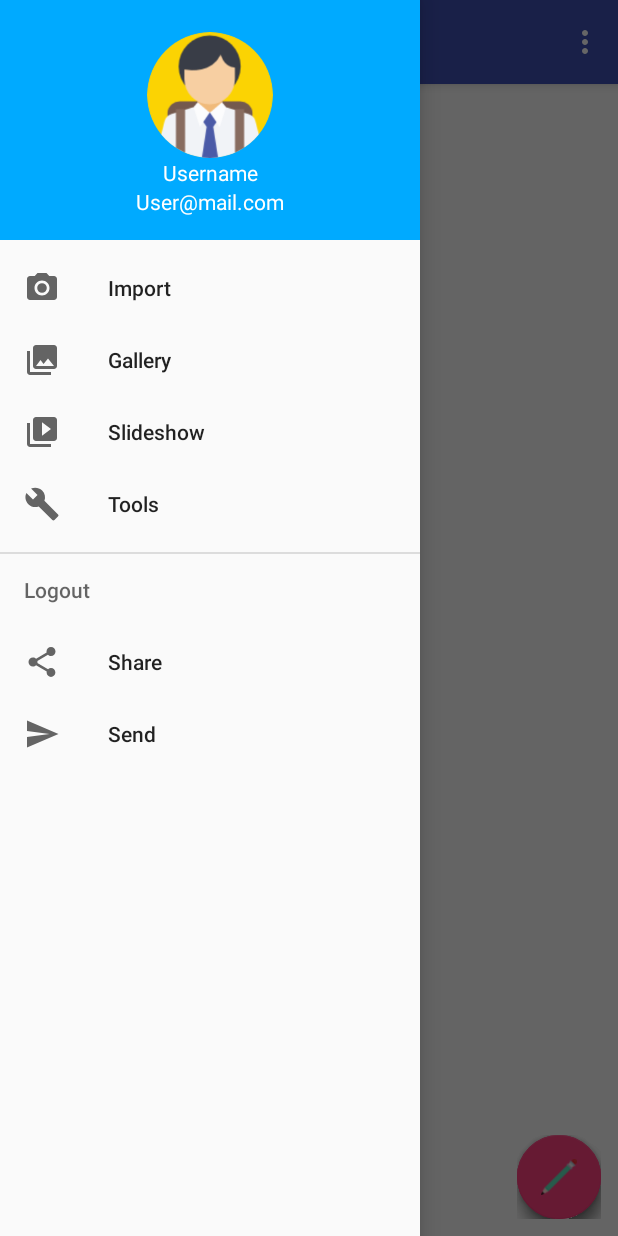
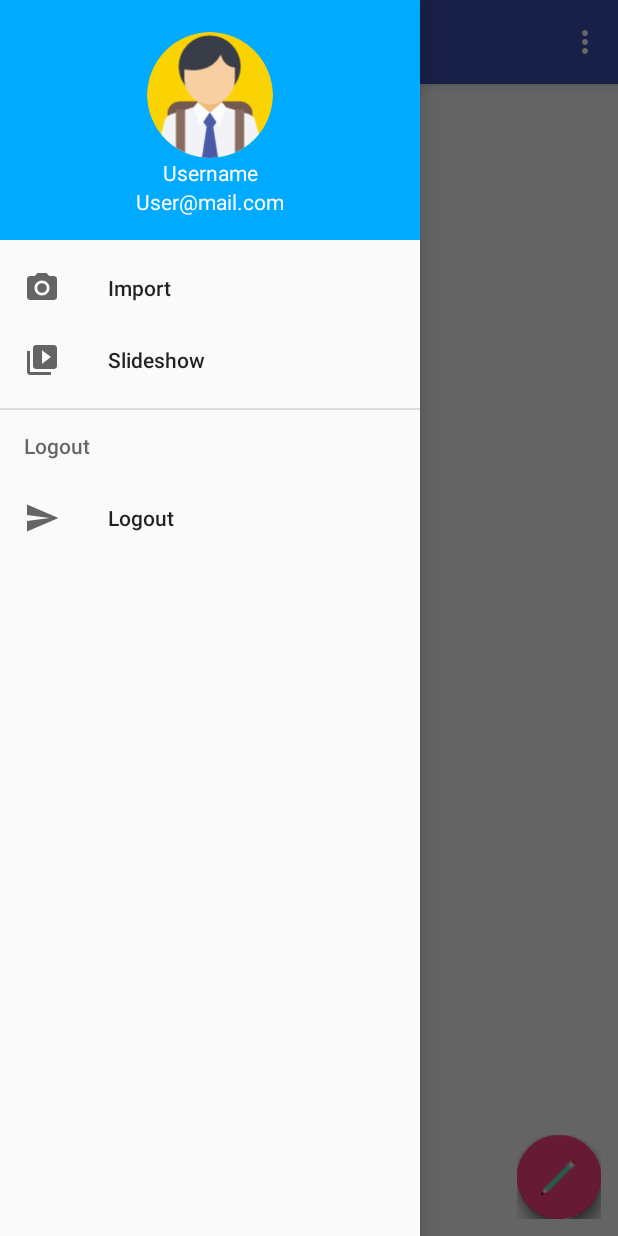
Before and after one commit to RaihanParl/HomeWork2, an Android app: the MainActivity screen opened directly, with no data from a screen before it, with the side drawer open, on a phone screen of 412 x 824 dp. Run offline under Robolectric (Android 15) with nearby library versions, the light colour scheme and no system bars; our stand-ins replace ButterKnife, CircleImageView, Volley; libraries missing offline, so code that uses them is left out: com.github.clans.fab; plain views replace FloatingActionButton, FloatingActionMenu; network calls fail; pictures from the network do not load; 3 statements that could not run were skipped.

Commit message:
hampir lengkap tinggal ui

```diff
--- a/app/src/main/java/com/bidjidevelops/hd/Helper.java
+++ b/app/src/main/java/com/bidjidevelops/hd/Helper.java
@@ -15,7 +15,7 @@ public class Helper extends BaseApp {
     /*alamat utama, silahkan disesuaikan dgn ip sobat dan nama folder sobat*/
 //    public static String BASE_URL = "http://192.168.173.161/hd/";
 //    public static String BASE_URL = "http://169.254.117.181/hd/";
-    public static String BASE_URL = "http://192.168.123.172/HD/";
+    public static String BASE_URL = "http://192.168.123.252/HD/";
     public static String BASE_IMGUS = BASE_URL+"uploads/";
 
     /*fungsi cek kesamaan text*/
--- a/app/src/main/res/layout/popimg.xml
+++ b/app/src/main/res/layout/popimg.xml
@@ -14,7 +14,6 @@
                 android:id="@+id/pvcomment"
                 android:layout_width="match_parent"
                 android:layout_gravity="fill"
-
                 android:layout_height="match_parent" />
         </FrameLayout>
 
--- a/app/src/main/res/menu/activity_main_drawer.xml
+++ b/app/src/main/res/menu/activity_main_drawer.xml
@@ -7,29 +7,18 @@
             android:icon="@drawable/ic_menu_camera"
             android:title="Import" />
         <item
-            android:id="@+id/nav_gallery"
-            android:icon="@drawable/ic_menu_gallery"
-            android:title="Gallery" />
-        <item
             android:id="@+id/nav_slideshow"
             android:icon="@drawable/ic_menu_slideshow"
             android:title="Slideshow" />
-        <item
-            android:id="@+id/nav_manage"
-            android:icon="@drawable/ic_menu_manage"
-            android:title="Tools" />
+
     </group>
 
     <item android:title="Logout">
         <menu>
             <item
-                android:id="@+id/nav_share"
-                android:icon="@drawable/ic_menu_share"
-                android:title="Share" />
-            <item
                 android:id="@+id/nav_send"
                 android:icon="@drawable/ic_menu_send"
-                android:title="Send" />
+                android:title="Logout" />
         </menu>
     </item>
 
```
Also changed, not shown: app/src/main/java/com/bidjidevelops/hd/MainActivity.java (+3 -9 lines), app/src/main/java/com/bidjidevelops/hd/Myquestion.java (+21 -4 lines).
